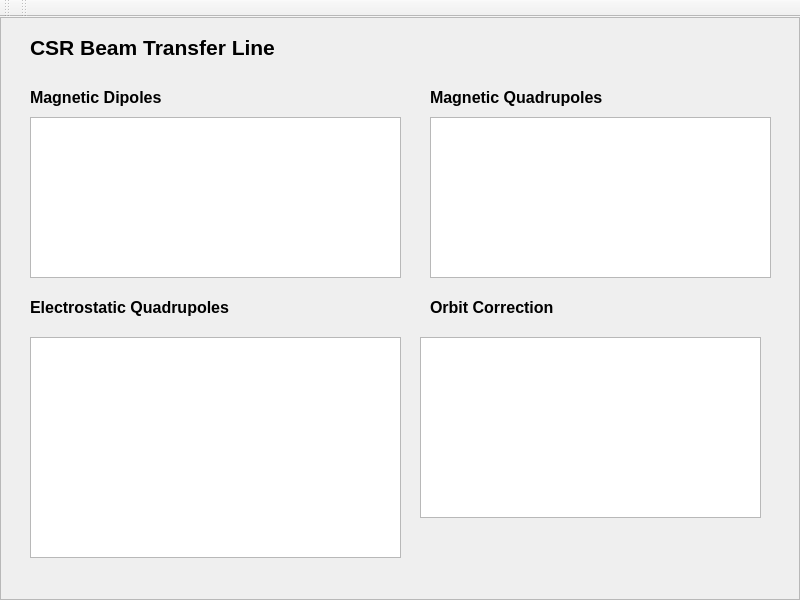
Before: the Qt Designer form src/CSRBeamOptik/widgets/mainWindow.ui in CSRAccTeam/CSRBeamOptik, drawn with Qt 5.
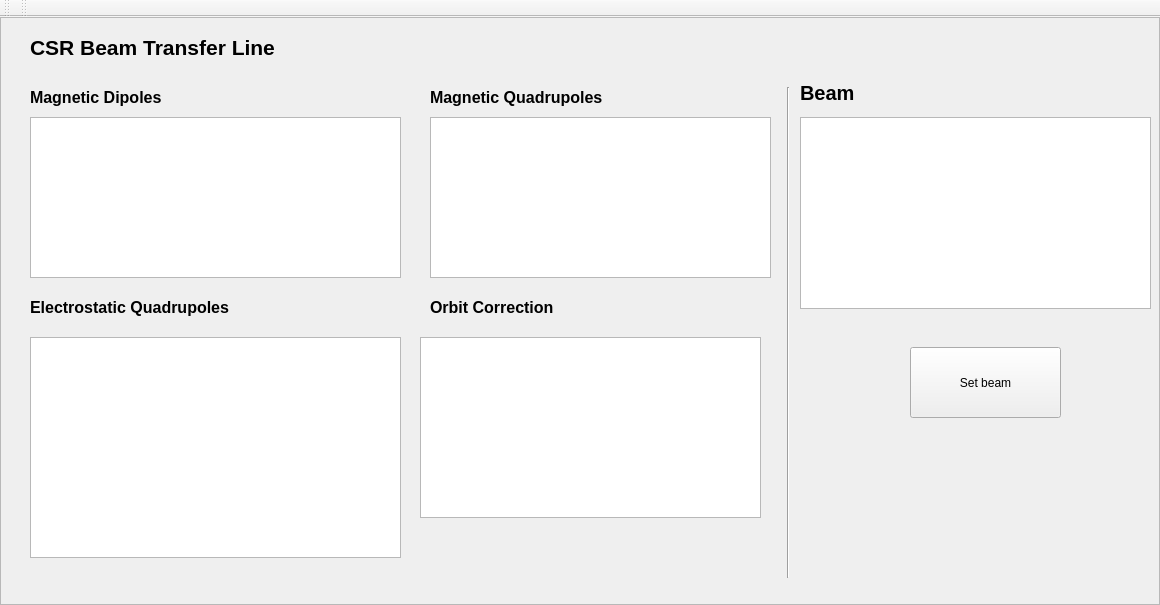
After: the same form once the commit is applied.

Commit message: Add Beam interface

Diff of the .ui file:
```diff
--- a/src/CSRBeamOptik/widgets/mainWindow.ui
+++ b/src/CSRBeamOptik/widgets/mainWindow.ui
@@ -6,8 +6,8 @@
    <rect>
     <x>0</x>
     <y>0</y>
-    <width>800</width>
-    <height>600</height>
+    <width>1160</width>
+    <height>605</height>
    </rect>
   </property>
   <property name="windowTitle">
@@ -175,6 +175,68 @@
         <string>Orbit Correction</string>
        </property>
       </widget>
+      <widget class="Line" name="line">
+       <property name="geometry">
+        <rect>
+         <x>780</x>
+         <y>70</y>
+         <width>16</width>
+         <height>491</height>
+        </rect>
+       </property>
+       <property name="orientation">
+        <enum>Qt::Vertical</enum>
+       </property>
+      </widget>
+      <widget class="QTableWidget" name="beamTable">
+       <property name="geometry">
+        <rect>
+         <x>800</x>
+         <y>100</y>
+         <width>351</width>
+         <height>192</height>
+        </rect>
+       </property>
+       <property name="rowCount">
+        <number>0</number>
+       </property>
+       <property name="columnCount">
+        <number>0</number>
+       </property>
+      </widget>
+      <widget class="QLabel" name="beamTableLabel">
+       <property name="geometry">
+        <rect>
+         <x>800</x>
+         <y>60</y>
+         <width>181</width>
+         <height>31</height>
+        </rect>
+       </property>
+       <property name="font">
+        <font>
+         <pointsize>15</pointsize>
+         <weight>75</weight>
+         <bold>true</bold>
+        </font>
+       </property>
+       <property name="text">
+        <string>Beam</string>
+       </property>
+      </widget>
+      <widget class="QPushButton" name="beamButton">
+       <property name="geometry">
+        <rect>
+         <x>910</x>
+         <y>330</y>
+         <width>151</width>
+         <height>71</height>
+        </rect>
+       </property>
+       <property name="text">
+        <string>Set beam</string>
+       </property>
+      </widget>
      </widget>
     </item>
    </layout>
```
The commit also changes 4 other files.
